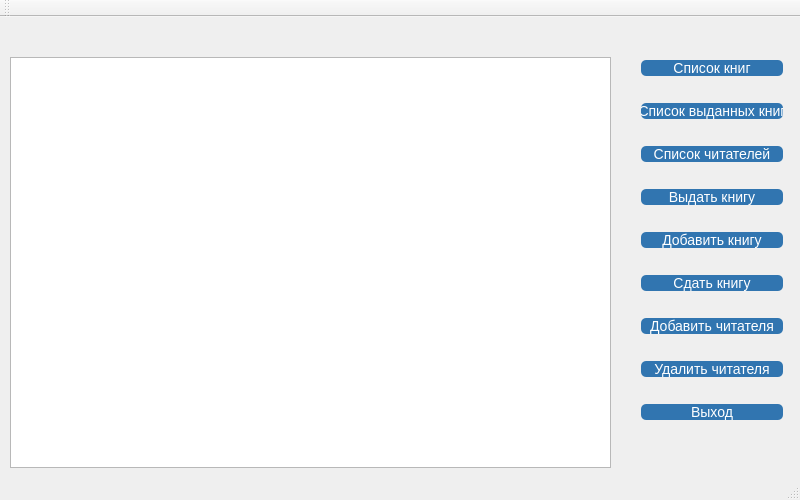
Above: main_window/main_window.ui from vladislavvasyukov/library before the change. Below: the same form after it.
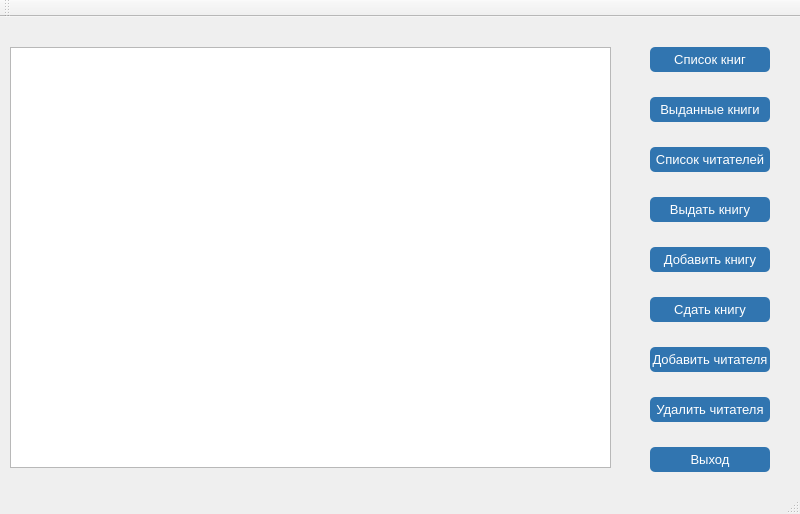
That is the form after the change.

Commit message: change style of buttons and remove QDebug

What changed in the file:
```diff
--- a/main_window/main_window.ui
+++ b/main_window/main_window.ui
@@ -7,215 +7,261 @@
     <x>0</x>
     <y>0</y>
     <width>800</width>
-    <height>500</height>
+    <height>514</height>
    </rect>
   </property>
   <property name="windowTitle">
-   <string>MainWindow</string>
+   <string>Maktaba</string>
+  </property>
+  <property name="styleSheet">
+   <string notr="true">#listOfBooks,
+#listOfIssuedBooks,
+#listOfReaders,
+#issueBook,
+#addBook,
+#returnBook,
+#addReader,
+#deleteReader,
+#Quit {
+	color: #fff;
+	text-decoration: none; 
+	background-color: rgb(49, 117, 176);
+	font-size: 13px;
+	font-bold: 700;
+	border-radius: 5px;
+}
+
+#listOfBooks:hover,
+#listOfIssuedBooks:hover,
+#listOfReaders:hover,
+#issueBook:hover,
+#addBook:hover,
+#returnBook:hover,
+#addReader:hover,
+#deleteReader:hover,
+#Quit:hover {
+	background-color: rgb(65, 158, 234);
+}
+
+#listOfBooks:pressed,
+#listOfIssuedBooks:pressed,
+#listOfReaders:pressed,
+#issueBook:pressed,
+#addBook:pressed,
+#returnBook:pressed,
+#addReader:pressed,
+#deleteReader:pressed,
+#Quit:pressed {
+	background-color: rgb(26, 64, 95);
+}</string>
   </property>
   <widget class="QWidget" name="centralWidget">
-   <widget class="QWidget" name="verticalLayoutWidget">
+   <widget class="QTableView" name="tableView">
     <property name="geometry">
      <rect>
-      <x>630</x>
+      <x>10</x>
+      <y>30</y>
+      <width>601</width>
+      <height>421</height>
+     </rect>
+    </property>
+   </widget>
+   <widget class="QLabel" name="main_title">
+    <property name="geometry">
+     <rect>
+      <x>200</x>
       <y>10</y>
-      <width>164</width>
-      <height>431</height>
+      <width>191</width>
+      <height>20</height>
      </rect>
     </property>
-    <layout class="QVBoxLayout" name="verticalLayout">
-     <property name="spacing">
-      <number>5</number>
-     </property>
-     <item>
+    <property name="styleSheet">
+     <string notr="true">font-size: 14px;
+font-weight: 900;</string>
+    </property>
+    <property name="text">
+     <string/>
+    </property>
+   </widget>
       <widget class="QPushButton" name="listOfBooks">
        <property name="enabled">
         <bool>true</bool>
        </property>
+    <property name="geometry">
+     <rect>
+      <x>650</x>
+      <y>30</y>
+      <width>120</width>
+      <height>25</height>
+     </rect>
+    </property>
        <property name="cursor">
         <cursorShape>PointingHandCursor</cursorShape>
        </property>
        <property name="styleSheet">
-        <string notr="true">color: #fff;
-text-decoration: none; 
-background-color: #3175b0;
-font-size: 14px;
-border-radius: 5px;</string>
+     <string notr="true"/>
        </property>
        <property name="text">
         <string>Список книг</string>
        </property>
       </widget>
-     </item>
-     <item>
       <widget class="QPushButton" name="listOfIssuedBooks">
+    <property name="geometry">
+     <rect>
+      <x>650</x>
+      <y>80</y>
+      <width>120</width>
+      <height>25</height>
+     </rect>
+    </property>
        <property name="cursor">
         <cursorShape>PointingHandCursor</cursorShape>
        </property>
        <property name="styleSheet">
-        <string notr="true">color: #fff;
-text-decoration: none; 
-background-color: #3175b0;
-font-size: 14px;
-border-radius: 5px;</string>
+     <string notr="true"/>
        </property>
        <property name="text">
-        <string>Список выданных книг</string>
-       </property>
-      </widget>
-     </item>
-     <item>
+     <string>Выданные книги</string>
+    </property>
+   </widget>
       <widget class="QPushButton" name="listOfReaders">
+    <property name="geometry">
+     <rect>
+      <x>650</x>
+      <y>130</y>
+      <width>120</width>
+      <height>25</height>
+     </rect>
+    </property>
        <property name="cursor">
         <cursorShape>PointingHandCursor</cursorShape>
        </property>
        <property name="styleSheet">
-        <string notr="true">color: #fff;
-text-decoration: none; 
-background-color: #3175b0;
-font-size: 14px;
-border-radius: 5px;</string>
+     <string notr="true"/>
        </property>
        <property name="text">
         <string>Список читателей</string>
        </property>
       </widget>
-     </item>
-     <item>
       <widget class="QPushButton" name="issueBook">
+    <property name="geometry">
+     <rect>
+      <x>650</x>
+      <y>180</y>
+      <width>120</width>
+      <height>25</height>
+     </rect>
+    </property>
        <property name="cursor">
         <cursorShape>PointingHandCursor</cursorShape>
        </property>
        <property name="styleSheet">
-        <string notr="true">color: #fff;
-text-decoration: none; 
-background-color: #3175b0;
-font-size: 14px;
-border-radius: 5px;</string>
+     <string notr="true"/>
        </property>
        <property name="text">
         <string>Выдать книгу</string>
        </property>
       </widget>
-     </item>
-     <item>
       <widget class="QPushButton" name="addBook">
+    <property name="geometry">
+     <rect>
+      <x>650</x>
+      <y>230</y>
+      <width>120</width>
+      <height>25</height>
+     </rect>
+    </property>
        <property name="cursor">
         <cursorShape>PointingHandCursor</cursorShape>
        </property>
        <property name="styleSheet">
-        <string notr="true">color: #fff;
-text-decoration: none; 
-background-color: #3175b0;
-font-size: 14px;
-border-radius: 5px;</string>
+     <string notr="true"/>
        </property>
        <property name="text">
         <string>Добавить книгу</string>
        </property>
       </widget>
-     </item>
-     <item>
       <widget class="QPushButton" name="returnBook">
        <property name="enabled">
         <bool>true</bool>
        </property>
+    <property name="geometry">
+     <rect>
+      <x>650</x>
+      <y>280</y>
+      <width>120</width>
+      <height>25</height>
+     </rect>
+    </property>
        <property name="cursor">
         <cursorShape>PointingHandCursor</cursorShape>
        </property>
        <property name="styleSheet">
-        <string notr="true">color: #fff;
-text-decoration: none; 
-background-color: #3175b0;
-font-size: 14px;
-border-radius: 5px;</string>
+     <string notr="true">
+</string>
        </property>
        <property name="text">
         <string>Сдать книгу</string>
        </property>
       </widget>
-     </item>
-     <item>
       <widget class="QPushButton" name="addReader">
        <property name="enabled">
         <bool>true</bool>
        </property>
+    <property name="geometry">
+     <rect>
+      <x>650</x>
+      <y>330</y>
+      <width>120</width>
+      <height>25</height>
+     </rect>
+    </property>
        <property name="cursor">
         <cursorShape>PointingHandCursor</cursorShape>
        </property>
        <property name="styleSheet">
-        <string notr="true">color: #fff;
-text-decoration: none; 
-background-color: #3175b0;
-font-size: 14px;
-border-radius: 5px;</string>
+     <string notr="true"/>
        </property>
        <property name="text">
         <string>Добавить читателя</string>
        </property>
       </widget>
-     </item>
-     <item>
       <widget class="QPushButton" name="deleteReader">
+    <property name="geometry">
+     <rect>
+      <x>650</x>
+      <y>380</y>
+      <width>120</width>
+      <height>25</height>
+     </rect>
+    </property>
        <property name="cursor">
         <cursorShape>PointingHandCursor</cursorShape>
        </property>
        <property name="styleSheet">
-        <string notr="true">color: #fff;
-text-decoration: none; 
-background-color: #3175b0;
-font-size: 14px;
-border-radius: 5px;</string>
+     <string notr="true"/>
        </property>
        <property name="text">
         <string>Удалить читателя</string>
        </property>
       </widget>
-     </item>
-     <item>
       <widget class="QPushButton" name="Quit">
+    <property name="geometry">
+     <rect>
+      <x>650</x>
+      <y>430</y>
+      <width>120</width>
+      <height>25</height>
+     </rect>
+    </property>
        <property name="cursor">
         <cursorShape>PointingHandCursor</cursorShape>
        </property>
        <property name="styleSheet">
-        <string notr="true">color: #fff;
-text-decoration: none; 
-background-color: #3175b0;
-font-size: 14px;
-border-radius: 5px;</string>
+     <string notr="true"/>
        </property>
        <property name="text">
         <string>Выход</string>
-       </property>
-      </widget>
-     </item>
-    </layout>
-   </widget>
-   <widget class="QTableView" name="tableView">
-    <property name="geometry">
-     <rect>
-      <x>10</x>
-      <y>40</y>
-      <width>601</width>
-      <height>411</height>
-     </rect>
-    </property>
-   </widget>
-   <widget class="QLabel" name="main_title">
-    <property name="geometry">
-     <rect>
-      <x>200</x>
-      <y>10</y>
-      <width>191</width>
-      <height>20</height>
-     </rect>
-    </property>
-    <property name="styleSheet">
-     <string notr="true">font-size: 14px;
-font-weight: 900;</string>
-    </property>
-    <property name="text">
-     <string/>
     </property>
    </widget>
   </widget>
```
Lines whose indentation alone changed are shown as unchanged. The commit also changes 12 other files.
